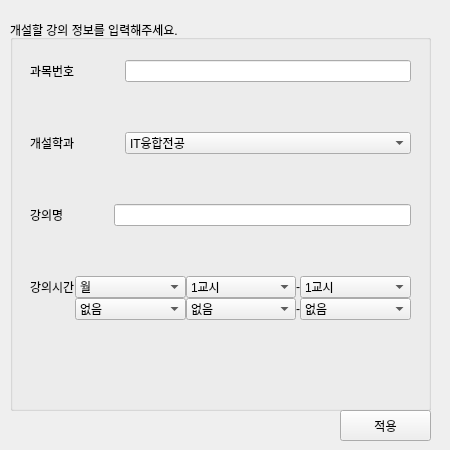
The window that GUI/Prf_OpenLect.ui (XUBINN/Capstone) describes before a commit, drawn with Qt 5.
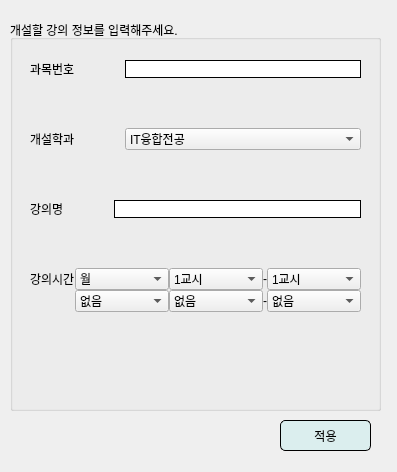
The same window after the commit.

```diff
--- a/GUI/Prf_OpenLect.ui
+++ b/GUI/Prf_OpenLect.ui
@@ -9,8 +9,8 @@
    <rect>
     <x>0</x>
     <y>0</y>
-    <width>450</width>
-    <height>450</height>
+    <width>397</width>
+    <height>472</height>
    </rect>
   </property>
   <property name="windowTitle">
@@ -21,7 +21,7 @@
     <rect>
      <x>10</x>
      <y>20</y>
-     <width>421</width>
+     <width>371</width>
      <height>391</height>
     </rect>
    </property>
@@ -33,7 +33,7 @@
      <rect>
       <x>20</x>
       <y>40</y>
-      <width>381</width>
+      <width>331</width>
       <height>331</height>
      </rect>
     </property>
@@ -51,7 +51,14 @@
         </widget>
        </item>
        <item>
-        <widget class="QLineEdit" name="lectNumValue"/>
+        <widget class="QLineEdit" name="lectNumValue">
+         <property name="styleSheet">
+          <string notr="true">border-color:(0, 0, 0);
+border-style:solid;
+border-width:1px;
+</string>
+         </property>
+        </widget>
        </item>
       </layout>
      </item>
@@ -116,7 +123,14 @@
         </widget>
        </item>
        <item>
-        <widget class="QLineEdit" name="lectNameValue"/>
+        <widget class="QLineEdit" name="lectNameValue">
+         <property name="styleSheet">
+          <string notr="true">border-color:(0, 0, 0);
+border-style:solid;
+border-width:1px;
+</string>
+         </property>
+        </widget>
        </item>
       </layout>
      </item>
@@ -480,12 +494,20 @@
   <widget class="QPushButton" name="applyButton">
    <property name="geometry">
     <rect>
-     <x>340</x>
-     <y>410</y>
+     <x>280</x>
+     <y>420</y>
      <width>91</width>
      <height>31</height>
     </rect>
    </property>
+   <property name="styleSheet">
+    <string notr="true">background:rgb(219, 238, 238);
+color:black;
+border-color:(0, 0, 0);
+border-style:solid;
+border-width:1px;
+border-radius:5px;</string>
+   </property>
    <property name="text">
     <string>적용</string>
    </property>
```
